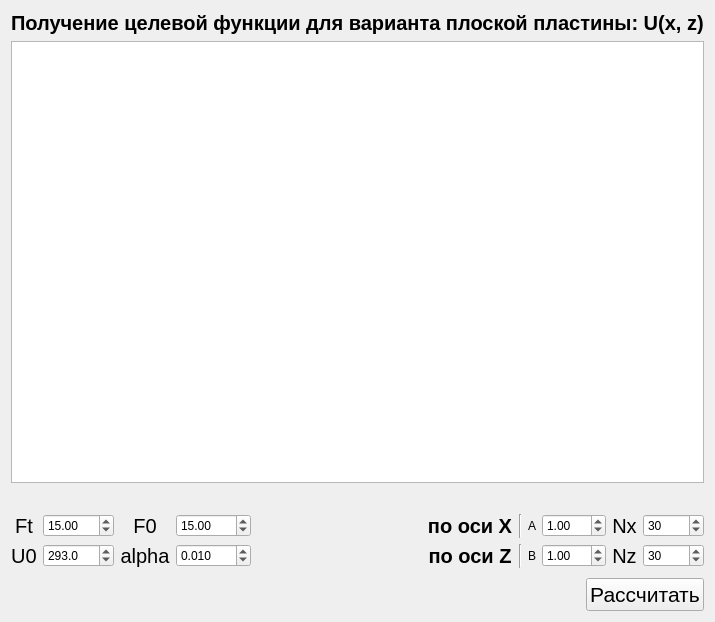
xammi/Gradov-Lab, file mainwindow.ui: the form before one commit.
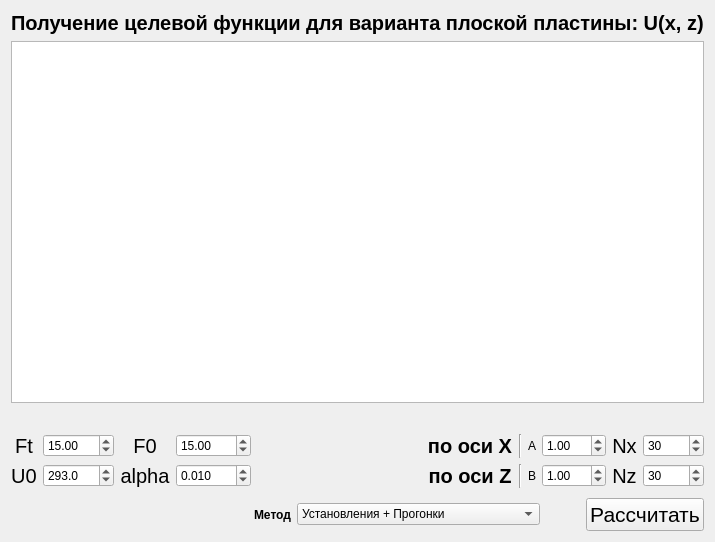
The form after the commit.

Commit message: Relaxation method

```diff
--- a/mainwindow.ui
+++ b/mainwindow.ui
@@ -6,8 +6,8 @@
    <rect>
     <x>0</x>
     <y>0</y>
-    <width>651</width>
-    <height>622</height>
+    <width>598</width>
+    <height>542</height>
    </rect>
   </property>
   <property name="windowTitle">
@@ -374,6 +374,55 @@
         </property>
        </spacer>
       </item>
+      <item>
+       <widget class="QLabel" name="label_11">
+        <property name="font">
+         <font>
+          <weight>75</weight>
+          <bold>true</bold>
+         </font>
+        </property>
+        <property name="text">
+         <string>Метод</string>
+        </property>
+       </widget>
+      </item>
+      <item>
+       <widget class="QComboBox" name="cmb_method">
+        <property name="sizePolicy">
+         <sizepolicy hsizetype="Expanding" vsizetype="Fixed">
+          <horstretch>0</horstretch>
+          <verstretch>0</verstretch>
+         </sizepolicy>
+        </property>
+        <item>
+         <property name="text">
+          <string>Установления + Прогонки</string>
+         </property>
+        </item>
+        <item>
+         <property name="text">
+          <string>Прямой + Гаусса</string>
+         </property>
+        </item>
+       </widget>
+      </item>
+      <item>
+       <spacer name="horizontalSpacer_3">
+        <property name="orientation">
+         <enum>Qt::Horizontal</enum>
+        </property>
+        <property name="sizeType">
+         <enum>QSizePolicy::Fixed</enum>
+        </property>
+        <property name="sizeHint" stdset="0">
+         <size>
+          <width>40</width>
+          <height>20</height>
+         </size>
+        </property>
+       </spacer>
+      </item>
       <item>
        <widget class="QPushButton" name="btn_recalc">
         <property name="font">
```
Left out of the diff: 4 changed lines with no effect on the pictures. Lines whose indentation alone changed are shown as unchanged. The commit also changes 1 other file.
